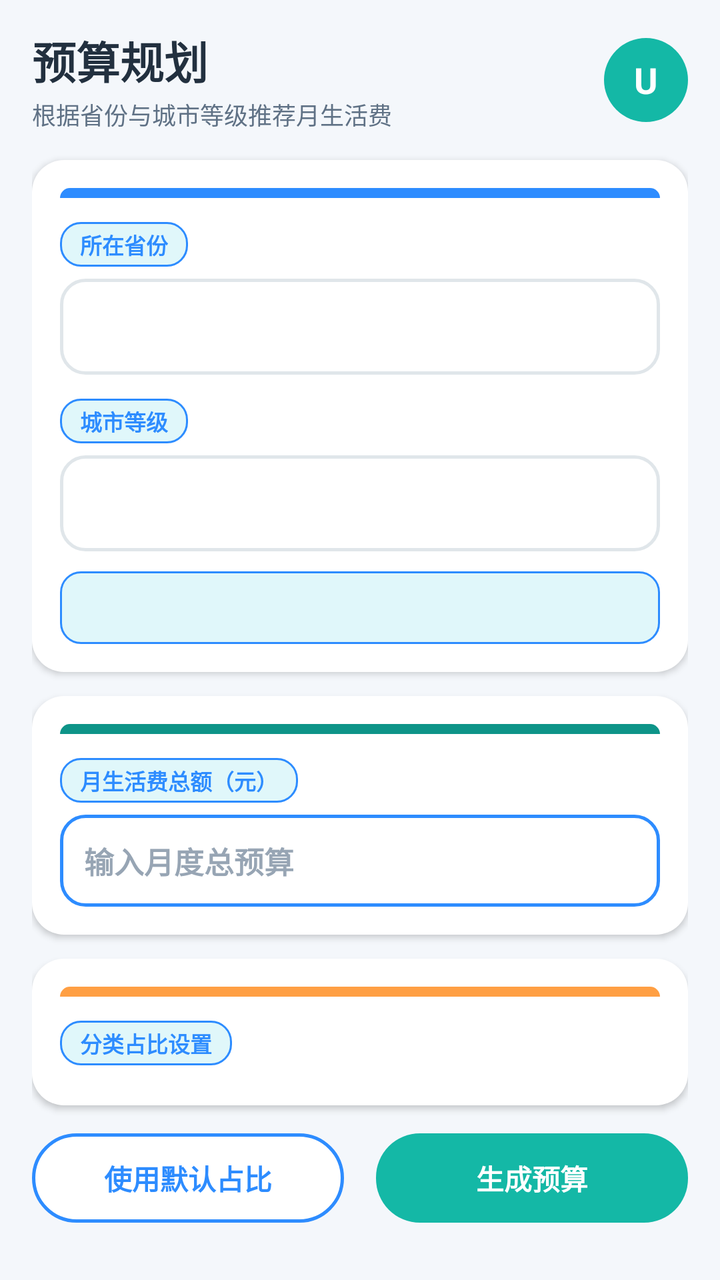
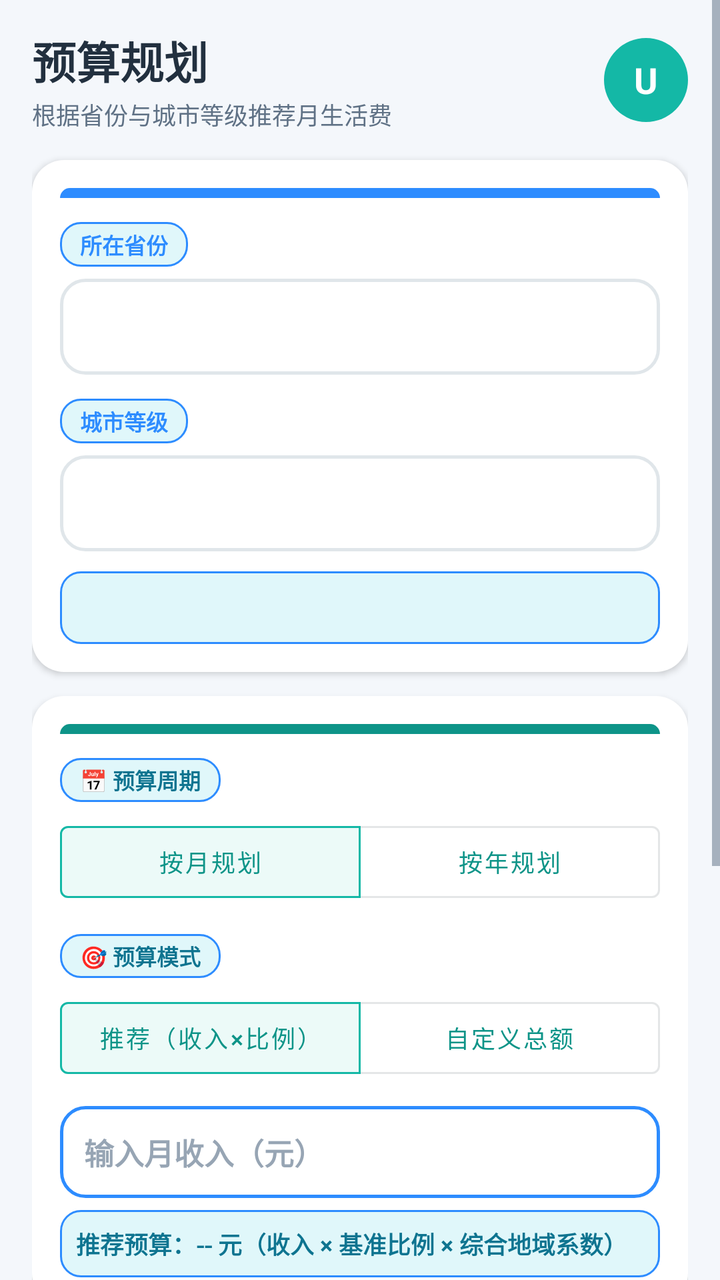

Two renders of the same Android screen: before a commit and after it. Below are the layout's source before the change and the commit's diff.
<!-- AndroidManifest.xml: application theme Theme.SmartButler -->
<!-- res/layout/fragment_budget.xml -->
<?xml version="1.0" encoding="utf-8"?>
<ScrollView xmlns:android="http://schemas.android.com/apk/res/android"
    android:layout_width="match_parent"
    android:layout_height="match_parent"
    android:background="@color/bg">

    <LinearLayout
        android:layout_width="match_parent"
        android:layout_height="wrap_content"
        android:orientation="vertical"
        android:paddingHorizontal="16dp"
        android:paddingTop="14dp"
        android:paddingBottom="16dp">

        
        <LinearLayout
            android:layout_width="match_parent"
            android:layout_height="wrap_content"
            android:gravity="center_vertical"
            android:orientation="horizontal">

            <LinearLayout
                android:layout_width="0dp"
                android:layout_height="wrap_content"
                android:layout_weight="1"
                android:orientation="vertical">

                <TextView
                    android:layout_width="wrap_content"
                    android:layout_height="wrap_content"
                    android:text="@string/budget_title"
                    android:textColor="@color/text_primary"
                    android:textSize="22sp"
                    android:textStyle="bold" />

                <TextView
                    android:layout_width="wrap_content"
                    android:layout_height="wrap_content"
                    android:layout_marginTop="2dp"
                    android:text="@string/budget_subtitle"
                    android:textColor="@color/text_secondary"
                    android:textSize="12sp" />
            </LinearLayout>

            <FrameLayout
                android:layout_width="42dp"
                android:layout_height="42dp"
                android:background="@drawable/bg_avatar_circle">

                <TextView
                    android:layout_width="wrap_content"
                    android:layout_height="wrap_content"
                    android:layout_gravity="center"
                    android:text="@string/stats_avatar_letter"
                    android:textColor="@color/white"
                    android:textSize="18sp"
                    android:textStyle="bold" />
            </FrameLayout>
        </LinearLayout>

        
        <LinearLayout
            android:layout_width="match_parent"
            android:layout_height="wrap_content"
            android:layout_marginTop="14dp"
            android:background="@drawable/bg_card"
            android:elevation="2dp"
            android:orientation="vertical"
            android:padding="14dp">

            
            <View
                android:layout_width="match_parent"
                android:layout_height="5dp"
                android:layout_marginBottom="12dp"
                android:background="@drawable/bg_strip_blue" />

            
            <TextView
                android:layout_width="wrap_content"
                android:layout_height="wrap_content"
                android:background="@drawable/bg_factor_chip"
                android:paddingHorizontal="10dp"
                android:paddingVertical="3dp"
                android:text="@string/budget_province"
                android:textColor="#2D8CFF"
                android:textSize="11sp"
                android:textStyle="bold" />

            <Spinner
                android:id="@+id/sp_province"
                android:layout_width="match_parent"
                android:layout_height="48dp"
                android:layout_marginTop="6dp"
                android:background="@drawable/bg_input_gray"
                android:paddingHorizontal="12dp"
                android:spinnerMode="dropdown" />

            
            <TextView
                android:layout_width="wrap_content"
                android:layout_height="wrap_content"
                android:layout_marginTop="12dp"
                android:background="@drawable/bg_factor_chip"
                android:paddingHorizontal="10dp"
                android:paddingVertical="3dp"
                android:text="@string/budget_city"
                android:textColor="#2D8CFF"
                android:textSize="11sp"
                android:textStyle="bold" />

            <Spinner
                android:id="@+id/sp_city"
                android:layout_width="match_parent"
                android:layout_height="48dp"
                android:layout_marginTop="6dp"
                android:background="@drawable/bg_input_gray"
                android:paddingHorizontal="12dp"
                android:spinnerMode="dropdown" />

            
            <TextView
                android:id="@+id/tv_factor"
                android:layout_width="match_parent"
                android:layout_height="wrap_content"
                android:layout_marginTop="10dp"
                android:background="@drawable/bg_factor_chip"
                android:padding="10dp"
                android:textColor="#0E7490"
                android:textSize="12sp"
                android:textStyle="bold" />
        </LinearLayout>

        
        <LinearLayout
            android:layout_width="match_parent"
            android:layout_height="wrap_content"
            android:layout_marginTop="12dp"
            android:background="@drawable/bg_card"
            android:elevation="2dp"
            android:orientation="vertical"
            android:padding="14dp">

            
            <View
                android:layout_width="match_parent"
                android:layout_height="5dp"
                android:layout_marginBottom="12dp"
                android:background="@drawable/bg_strip_teal" />

            <TextView
                android:layout_width="wrap_content"
                android:layout_height="wrap_content"
                android:background="@drawable/bg_factor_chip"
                android:paddingHorizontal="10dp"
                android:paddingVertical="3dp"
                android:text="@string/budget_total"
                android:textColor="#2D8CFF"
                android:textSize="11sp"
                android:textStyle="bold" />

            <EditText
                android:id="@+id/et_total"
                android:layout_width="match_parent"
                android:layout_height="wrap_content"
                android:layout_marginTop="6dp"
                android:background="@drawable/bg_input_blue"
                android:hint="@string/budget_total_hint"
                android:inputType="numberDecimal"
                android:padding="12dp"
                android:textColor="@color/text_primary"
                android:textColorHint="@color/text_hint"
                android:textSize="15sp"
                android:textStyle="bold" />
        </LinearLayout>

        
        <LinearLayout
            android:layout_width="match_parent"
            android:layout_height="wrap_content"
            android:layout_marginTop="12dp"
            android:background="@drawable/bg_card"
            android:elevation="2dp"
            android:orientation="vertical"
            android:padding="14dp">

            
            <View
                android:layout_width="match_parent"
                android:layout_height="5dp"
                android:layout_marginBottom="12dp"
                android:background="@drawable/bg_strip_orange" />

            <TextView
                android:layout_width="wrap_content"
                android:layout_height="wrap_content"
                android:background="@drawable/bg_factor_chip"
                android:paddingHorizontal="10dp"
                android:paddingVertical="3dp"
                android:text="@string/budget_slider_title"
                android:textColor="#2D8CFF"
                android:textSize="11sp"
                android:textStyle="bold" />

            <LinearLayout
                android:id="@+id/slider_container"
                android:layout_width="match_parent"
                android:layout_height="wrap_content"
                android:layout_marginTop="6dp"
                android:orientation="vertical" />
        </LinearLayout>

        
        <LinearLayout
            android:layout_width="match_parent"
            android:layout_height="wrap_content"
            android:layout_marginTop="14dp"
            android:orientation="horizontal">

            <TextView
                android:id="@+id/btn_default"
                android:layout_width="0dp"
                android:layout_height="wrap_content"
                android:layout_marginEnd="8dp"
                android:layout_weight="1"
                android:background="@drawable/bg_button_blue_outline"
                android:clickable="true"
                android:focusable="true"
                android:gravity="center"
                android:paddingVertical="12dp"
                android:text="@string/budget_default"
                android:textColor="#2D8CFF"
                android:textSize="14sp"
                android:textStyle="bold" />

            <TextView
                android:id="@+id/btn_generate"
                android:layout_width="0dp"
                android:layout_height="wrap_content"
                android:layout_marginStart="8dp"
                android:layout_weight="1"
                android:background="@drawable/bg_button_primary"
                android:clickable="true"
                android:focusable="true"
                android:gravity="center"
                android:paddingVertical="12dp"
                android:text="@string/budget_generate"
                android:textColor="@color/white"
                android:textSize="14sp"
                android:textStyle="bold" />
        </LinearLayout>

        
        <LinearLayout
            android:id="@+id/result_container"
            android:layout_width="match_parent"
            android:layout_height="wrap_content"
            android:layout_marginTop="12dp"
            android:orientation="vertical" />
    </LinearLayout>
</ScrollView>
<!-- resources referenced by this layout -->
<resources>
  <color name="bg">#F4F7FB</color>
  <color name="text_hint">#97A5B4</color>
  <color name="text_primary">#22303F</color>
  <color name="text_secondary">#5F7185</color>
  <color name="white">#FFFFFF</color>
  <!-- drawable bg_avatar_circle (drawable) -->
  <?xml version="1.0" encoding="utf-8"?>
  <shape xmlns:android="http://schemas.android.com/apk/res/android"
      android:shape="oval">
      <solid android:color="@color/primary" />
  </shape>
  <!-- drawable bg_button_primary (drawable) -->
  <?xml version="1.0" encoding="utf-8"?>
  <shape xmlns:android="http://schemas.android.com/apk/res/android"
      android:shape="rectangle">
      <solid android:color="@color/primary" />
      <corners android:radius="22dp" />
  </shape>
  <!-- drawable bg_card (drawable) -->
  <?xml version="1.0" encoding="utf-8"?>
  <shape xmlns:android="http://schemas.android.com/apk/res/android"
      android:shape="rectangle">
      <solid android:color="@color/card_bg" />
      <corners android:radius="16dp" />
  </shape>
  <!-- drawable bg_factor_chip (drawable) -->
  <?xml version="1.0" encoding="utf-8"?>
  <shape xmlns:android="http://schemas.android.com/apk/res/android"
      android:shape="rectangle">
      <solid android:color="#E0F7FA" />
      <stroke
          android:width="1dp"
          android:color="#2D8CFF" />
      <corners android:radius="10dp" />
  </shape>
  <!-- drawable bg_input_gray (drawable) -->
  <?xml version="1.0" encoding="utf-8"?>
  <shape xmlns:android="http://schemas.android.com/apk/res/android"
      android:shape="rectangle">
      <solid android:color="@color/surface" />
      <stroke
          android:width="1.5dp"
          android:color="#E0E6EA" />
      <corners android:radius="12dp" />
  </shape>
  <!-- drawable bg_strip_blue (drawable) -->
  <?xml version="1.0" encoding="utf-8"?>
  <shape xmlns:android="http://schemas.android.com/apk/res/android"
      android:shape="rectangle">
      <solid android:color="#2D8CFF" />
      <corners
          android:topLeftRadius="14dp"
          android:topRightRadius="14dp" />
  </shape>
  <!-- drawable bg_strip_orange (drawable) -->
  <?xml version="1.0" encoding="utf-8"?>
  <shape xmlns:android="http://schemas.android.com/apk/res/android"
      android:shape="rectangle">
      <solid android:color="#FF9F43" />
      <corners
          android:topLeftRadius="14dp"
          android:topRightRadius="14dp" />
  </shape>
  <!-- drawable bg_strip_teal (drawable) -->
  <?xml version="1.0" encoding="utf-8"?>
  <shape xmlns:android="http://schemas.android.com/apk/res/android"
      android:shape="rectangle">
      <solid android:color="#0D9488" />
      <corners
          android:topLeftRadius="14dp"
          android:topRightRadius="14dp" />
  </shape>
  <string name="budget_city">城市等级</string>
  <string name="budget_default">使用默认占比</string>
  <string name="budget_generate">生成预算</string>
  <string name="budget_province">所在省份</string>
  <string name="budget_slider_title">分类占比设置</string>
  <string name="budget_subtitle">根据省份与城市等级推荐月生活费</string>
  <string name="budget_title">预算规划</string>
  <string name="budget_total">月生活费总额（元）</string>
  <string name="budget_total_hint">输入月度总预算</string>
  <string name="stats_avatar_letter">U</string>
  <color name="primary">#14B8A6</color>
  <color name="surface">#FFFFFF</color>
  <color name="card_bg">#FFFFFF</color>
  <color name="primary_dark">#0E9488</color>
  <color name="accent">#FF9F43</color>
  <color name="divider">#E9EEF4</color>
  <color name="expense">#EF4444</color>
  <color name="background">#F4F7FB</color>
  <color name="brand_gradient_start">#2DD4BF</color>
  <style name="Widget.App.BottomNavigationView" parent="Widget.MaterialComponents.BottomNavigationView">
          <item name="itemIconTint">@color/bottom_nav_item</item>
          <item name="itemTextColor">@color/bottom_nav_item</item>
      </style>
  <!-- unchanged entries left out for length: 3 -->
</resources>

<!-- the commit's change to res/layout/fragment_budget.xml (unified diff, before → after) -->
@@ -1,5 +1,6 @@
 <?xml version="1.0" encoding="utf-8"?>
 <ScrollView xmlns:android="http://schemas.android.com/apk/res/android"
+    xmlns:app="http://schemas.android.com/apk/res-auto"
     android:layout_width="match_parent"
     android:layout_height="match_parent"
     android:background="@color/bg">
@@ -148,30 +149,138 @@
                 android:layout_marginBottom="12dp"
                 android:background="@drawable/bg_strip_teal" />
 
-            <TextView
-                android:layout_width="wrap_content"
-                android:layout_height="wrap_content"
-                android:background="@drawable/bg_factor_chip"
-                android:paddingHorizontal="10dp"
-                android:paddingVertical="3dp"
-                android:text="@string/budget_total"
-                android:textColor="#2D8CFF"
-                android:textSize="11sp"
-                android:textStyle="bold" />
-
+            
+            <TextView
+                android:layout_width="wrap_content"
+                android:layout_height="wrap_content"
+                android:background="@drawable/bg_factor_chip"
+                android:paddingHorizontal="10dp"
+                android:paddingVertical="3dp"
+                android:text="📅 预算周期"
+                android:textColor="#0E7490"
+                android:textSize="11sp"
+                android:textStyle="bold" />
+
+            <com.google.android.material.button.MaterialButtonToggleGroup
+                android:id="@+id/tg_period"
+                android:layout_width="match_parent"
+                android:layout_height="wrap_content"
+                android:layout_marginTop="6dp"
+                app:checkedButton="@id/btn_period_month"
+                app:selectionRequired="true"
+                app:singleSelection="true">
+
+                <com.google.android.material.button.MaterialButton
+                    android:id="@+id/btn_period_month"
+                    style="?attr/materialButtonOutlinedStyle"
+                    android:layout_width="0dp"
+                    android:layout_height="wrap_content"
+                    android:layout_weight="1"
+                    android:minWidth="0dp"
+                    android:text="按月规划"
+                    android:textColor="@color/primary_dark"
+                    android:textSize="12sp" />
+
+                <com.google.android.material.button.MaterialButton
+                    android:id="@+id/btn_period_year"
+                    style="?attr/materialButtonOutlinedStyle"
+                    android:layout_width="0dp"
+                    android:layout_height="wrap_content"
+                    android:layout_weight="1"
+                    android:minWidth="0dp"
+                    android:text="按年规划"
+                    android:textColor="@color/primary_dark"
+                    android:textSize="12sp" />
+            </com.google.android.material.button.MaterialButtonToggleGroup>
+
+            
+            <TextView
+                android:layout_width="wrap_content"
+                android:layout_height="wrap_content"
+                android:layout_marginTop="12dp"
+                android:background="@drawable/bg_factor_chip"
+                android:paddingHorizontal="10dp"
+                android:paddingVertical="3dp"
+                android:text="🎯 预算模式"
+                android:textColor="#0E7490"
+                android:textSize="11sp"
+                android:textStyle="bold" />
+
+            <com.google.android.material.button.MaterialButtonToggleGroup
+                android:id="@+id/tg_mode"
+                android:layout_width="match_parent"
+                android:layout_height="wrap_content"
+                android:layout_marginTop="6dp"
+                app:checkedButton="@id/btn_mode_recommend"
+                app:selectionRequired="true"
+                app:singleSelection="true">
+
+                <com.google.android.material.button.MaterialButton
+                    android:id="@+id/btn_mode_recommend"
+                    style="?attr/materialButtonOutlinedStyle"
+                    android:layout_width="0dp"
+                    android:layout_height="wrap_content"
+                    android:layout_weight="1"
+                    android:minWidth="0dp"
+                    android:text="推荐（收入×比例）"
+                    android:textColor="@color/primary_dark"
+                    android:textSize="12sp" />
+
+                <com.google.android.material.button.MaterialButton
+                    android:id="@+id/btn_mode_custom"
+                    style="?attr/materialButtonOutlinedStyle"
+                    android:layout_width="0dp"
+                    android:layout_height="wrap_content"
+                    android:layout_weight="1"
+                    android:minWidth="0dp"
+                    android:text="自定义总额"
+                    android:textColor="@color/primary_dark"
+                    android:textSize="12sp" />
+            </com.google.android.material.button.MaterialButtonToggleGroup>
+
+            
             <EditText
-                android:id="@+id/et_total"
-                android:layout_width="match_parent"
-                android:layout_height="wrap_content"
-                android:layout_marginTop="6dp"
+                android:id="@+id/et_income"
+                android:layout_width="match_parent"
+                android:layout_height="wrap_content"
+                android:layout_marginTop="10dp"
                 android:background="@drawable/bg_input_blue"
-                android:hint="@string/budget_total_hint"
+                android:hint="输入月收入（元）"
                 android:inputType="numberDecimal"
                 android:padding="12dp"
                 android:textColor="@color/text_primary"
                 android:textColorHint="@color/text_hint"
                 android:textSize="15sp"
                 android:textStyle="bold" />
+
+            
+            <TextView
+                android:id="@+id/tv_recommend"
+                android:layout_width="match_parent"
+                android:layout_height="wrap_content"
+                android:layout_marginTop="6dp"
+                android:background="@drawable/bg_factor_chip"
+                android:padding="8dp"
+                android:text="推荐预算：-- 元（收入 × 基准比例 × 综合地域系数）"
+                android:textColor="#0E7490"
+                android:textSize="12sp"
+                android:textStyle="bold" />
+
+            
+            <EditText
+                android:id="@+id/et_custom_total"
+                android:layout_width="match_parent"
+                android:layout_height="wrap_content"
+                android:layout_marginTop="10dp"
+                android:background="@drawable/bg_input_blue"
+                android:hint="输入月度总预算（元）"
+                android:inputType="numberDecimal"
+                android:padding="12dp"
+                android:textColor="@color/text_primary"
+                android:textColorHint="@color/text_hint"
+                android:textSize="15sp"
+                android:textStyle="bold"
+                android:visibility="gone" />
         </LinearLayout>
 
         
@@ -202,11 +311,19 @@
                 android:textSize="11sp"
                 android:textStyle="bold" />
 
+            <TextView
+                android:layout_width="match_parent"
+                android:layout_height="wrap_content"
+                android:layout_marginTop="4dp"
+                android:text="拖动滑块自动补足（总和恒 100%），或点 − / + 微调 1%"
+                android:textColor="@color/text_hint"
+                android:textSize="11sp" />
+
             <LinearLayout
                 android:id="@+id/slider_container"
                 android:layout_width="match_parent"
                 android:layout_height="wrap_content"
-                android:layout_marginTop="6dp"
+                android:layout_marginTop="4dp"
                 android:orientation="vertical" />
         </LinearLayout>
 
@@ -252,6 +369,45 @@
 
         
         <LinearLayout
+            android:layout_width="match_parent"
+            android:layout_height="wrap_content"
+            android:layout_marginTop="12dp"
+            android:background="@drawable/bg_card"
+            android:elevation="2dp"
+            android:orientation="vertical"
+            android:padding="14dp">
+
+            
+            <View
+                android:layout_width="match_parent"
+                android:layout_height="5dp"
+                android:layout_marginBottom="12dp"
+                android:background="@drawable/bg_strip_orange" />
+
+            <TextView
+                android:layout_width="wrap_content"
+                android:layout_height="wrap_content"
+                android:background="@drawable/bg_factor_chip"
+                android:paddingHorizontal="10dp"
+                android:paddingVertical="3dp"
+                android:text="💡 软提醒"
+                android:textColor="#2D8CFF"
+                android:textSize="11sp"
+                android:textStyle="bold" />
+
+            <TextView
+                android:id="@+id/tv_reminder"
+                android:layout_width="match_parent"
+                android:layout_height="wrap_content"
+                android:layout_marginTop="6dp"
+                android:lineSpacingExtra="3dp"
+                android:text="生成预算后，这里会显示结构合理性提醒"
+                android:textColor="@color/text_secondary"
+                android:textSize="12sp" />
+        </LinearLayout>
+
+        
+        <LinearLayout
             android:id="@+id/result_container"
             android:layout_width="match_parent"
             android:layout_height="wrap_content"
<!-- resource entries referenced after the edit -->
@@ -79,8 +79,6 @@
   <string name="budget_slider_title">分类占比设置</string>
   <string name="budget_subtitle">根据省份与城市等级推荐月生活费</string>
   <string name="budget_title">预算规划</string>
-  <string name="budget_total">月生活费总额（元）</string>
-  <string name="budget_total_hint">输入月度总预算</string>
   <string name="stats_avatar_letter">U</string>
   <color name="primary">#14B8A6</color>
   <color name="surface">#FFFFFF</color>
